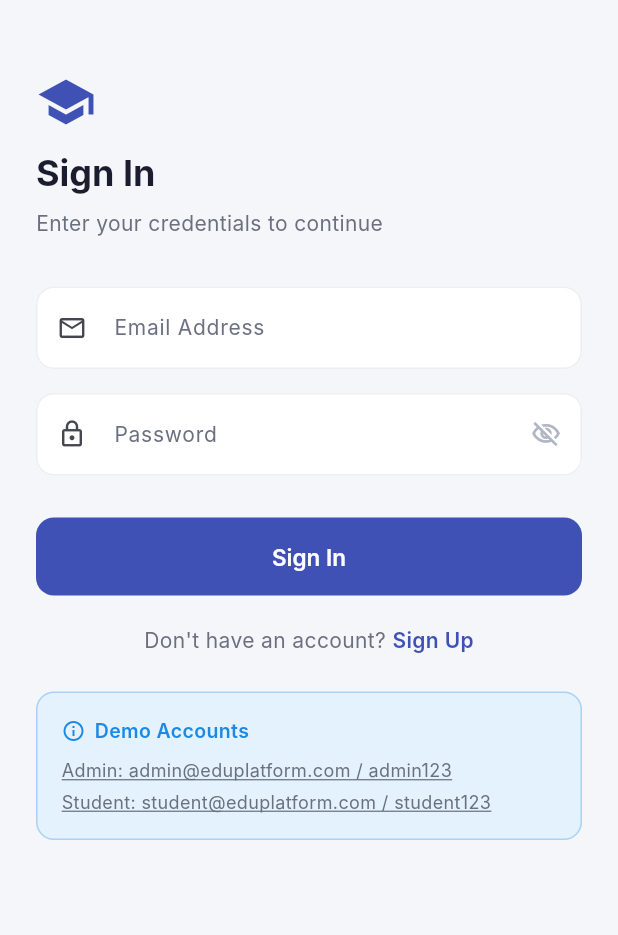
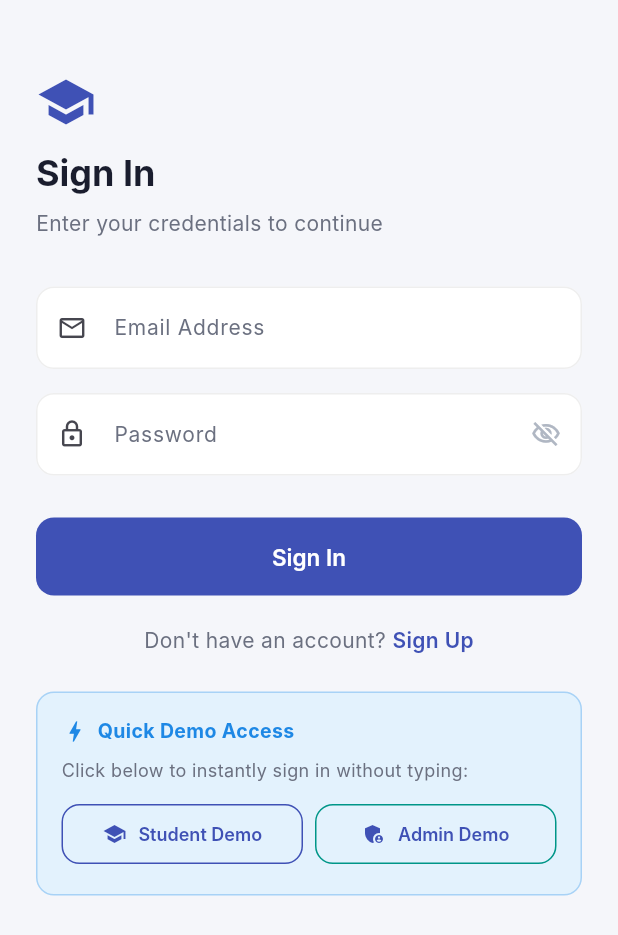
Before and after one commit to yenibaraanoopjoel-sys/Online-Course-Platform, a Flutter app: the screen it shows after launch, on a phone screen of 412 x 824 dp. Shown: the top 935 px of the screen. Run offline on Flutter 3.47's test engine with Material 3 defaults, Android fonts, the phone set to English and light mode, and no system bars; our stand-ins replace cached_network_image, cloud_firestore, firebase_auth, firebase_core, firebase_storage, go_router and 1 more; accounts and stored records are empty; Roboto replaces fonts that are missing (Inter).

Commit message:
fix(auth): add resilient demo credentials and curated initial courses fallback

```diff
--- a/lib/screens/auth/login_screen.dart
+++ b/lib/screens/auth/login_screen.dart
@@ -183,30 +183,67 @@ class _LoginScreenState extends State<LoginScreen> {
                             decoration: BoxDecoration(
                               color: AppColors.infoLight,
                               borderRadius: BorderRadius.circular(12),
-                              border: Border.all(color: AppColors.info.withOpacity(0.3)),
+                              border: Border.all(color: AppColors.info.withValues(alpha: 0.3)),
                             ),
                             child: Column(
                               crossAxisAlignment: CrossAxisAlignment.start,
                               children: [
                                 const Row(
                                   children: [
-                                    Icon(Icons.info_outline, color: AppColors.info, size: 16),
+                                    Icon(Icons.bolt, color: AppColors.info, size: 18),
                                     SizedBox(width: 6),
                                     Text(
-                                      'Demo Accounts',
+                                      'Quick Demo Access',
                                       style: TextStyle(
                                         fontFamily: 'Inter',
                                         fontSize: 13,
-                                        fontWeight: FontWeight.w600,
+                                        fontWeight: FontWeight.w700,
                                         color: AppColors.info,
                                       ),
                                     ),
                                   ],
                                 ),
                                 const SizedBox(height: 8),
-                                _demoCredential('Admin', 'admin@eduplatform.com', 'admin123'),
-                                const SizedBox(height: 4),
-                                _demoCredential('Student', 'student@eduplatform.com', 'student123'),
+                                const Text(
+                                  'Click below to instantly sign in without typing:',
+                                  style: TextStyle(fontSize: 12, color: AppColors.textSecondary),
+                                ),
+                                const SizedBox(height: 10),
+                                Row(
+                                  children: [
+                                    Expanded(
+                                      child: OutlinedButton.icon(
+                                        icon: const Icon(Icons.school, size: 16),
+                                        label: const Text('Student Demo', style: TextStyle(fontSize: 12)),
+                                        style: OutlinedButton.styleFrom(
+                                          padding: const EdgeInsets.symmetric(vertical: 10),
+                                          side: const BorderSide(color: AppColors.primary),
+                                        ),
+                                        onPressed: () {
+                                          _emailCtrl.text = 'student@eduplatform.com';
+                                          _passCtrl.text = 'student123';
+                                          context.read<AuthService>().loginDemo('student');
+                                        },
+                                      ),
+                                    ),
+                                    const SizedBox(width: 8),
+                                    Expanded(
+                                      child: OutlinedButton.icon(
+                                        icon: const Icon(Icons.admin_panel_settings, size: 16),
+                                        label: const Text('Admin Demo', style: TextStyle(fontSize: 12)),
+                                        style: OutlinedButton.styleFrom(
+                                          padding: const EdgeInsets.symmetric(vertical: 10),
+                                          side: const BorderSide(color: AppColors.secondary),
+                                        ),
+                                        onPressed: () {
+                                          _emailCtrl.text = 'admin@eduplatform.com';
+                                          _passCtrl.text = 'admin123';
+                                          context.read<AuthService>().loginDemo('admin');
+                                        },
+                                      ),
+                                    ),
+                                  ],
+                                ),
                               ],
                             ),
                           ),
@@ -242,22 +279,4 @@ class _LoginScreenState extends State<LoginScreen> {
       ),
     );
   }
-
-  Widget _demoCredential(String role, String email, String pass) {
-    return GestureDetector(
-      onTap: () {
-        _emailCtrl.text = email;
-        _passCtrl.text = pass;
-      },
-      child: Text(
-        '$role: $email / $pass',
-        style: const TextStyle(
-          fontFamily: 'Inter',
-          fontSize: 12,
-          color: AppColors.textSecondary,
-          decoration: TextDecoration.underline,
-        ),
-      ),
-    );
-  }
 }
--- a/lib/services/category_service.dart
+++ b/lib/services/category_service.dart
@@ -22,18 +22,55 @@ class CategoryService extends ChangeNotifier {
 
   CollectionReference get _col => _db.collection(AppConstants.categoriesCol);
 
+  static final List<CategoryModel> _defaultSampleCategories = [
+    CategoryModel(
+      categoryId: 'mobile-dev',
+      name: 'Mobile Development',
+      description: 'Flutter, iOS, Android, and cross-platform apps',
+      image: 'https://images.unsplash.com/photo-1512941937669-90a1b58e7e9c?w=400',
+      createdAt: DateTime.now(),
+    ),
+    CategoryModel(
+      categoryId: 'ui-ux',
+      name: 'Design & UI/UX',
+      description: 'Figma, prototyping, design systems, and wireframing',
+      image: 'https://images.unsplash.com/photo-1581291518857-4e27b48ff24e?w=400',
+      createdAt: DateTime.now(),
+    ),
+    CategoryModel(
+      categoryId: 'cloud-backend',
+      name: 'Cloud & Backend',
+      description: 'Firebase, Cloud Functions, APIs, and microservices',
+      image: 'https://images.unsplash.com/photo-1451187580459-43490279c0fa?w=400',
+      createdAt: DateTime.now(),
+    ),
+    CategoryModel(
+      categoryId: 'web-dev',
+      name: 'Web Development',
+      description: 'Frontend frameworks, responsive architecture, and HTML/CSS',
+      image: 'https://images.unsplash.com/photo-1547658719-da2b51169166?w=400',
+      createdAt: DateTime.now(),
+    ),
+  ];
+
   Stream<List<CategoryModel>> categoriesStream() {
-    return _col.orderBy('name').snapshots().map((snap) =>
-        snap.docs.map((d) => CategoryModel.fromMap(d.data() as Map<String, dynamic>, d.id)).toList());
+    return _col.orderBy('name').snapshots().map((snap) {
+      if (snap.docs.isEmpty) return _defaultSampleCategories;
+      return snap.docs
+          .map((d) => CategoryModel.fromMap(d.data() as Map<String, dynamic>, d.id))
+          .toList();
+    });
   }
 
   Future<CategoryModel?> getCategoryById(String id) async {
     try {
       final doc = await _col.doc(id).get();
-      if (!doc.exists) return null;
+      if (!doc.exists) {
+        return _defaultSampleCategories.where((c) => c.categoryId == id).firstOrNull;
+      }
       return CategoryModel.fromMap(doc.data() as Map<String, dynamic>, doc.id);
     } catch (e) {
-      return null;
+      return _defaultSampleCategories.where((c) => c.categoryId == id).firstOrNull;
     }
   }
 
--- a/lib/services/course_service.dart
+++ b/lib/services/course_service.dart
@@ -25,6 +25,69 @@ class CourseService extends ChangeNotifier {
     });
   }
 
+  static final List<CourseModel> _defaultSampleCourses = [
+    CourseModel(
+      courseId: 'sample-course-1',
+      title: 'Complete Flutter & Dart Masterclass 2026',
+      description: 'Master mobile, web, and desktop development with Flutter 3 and Dart. Build full-stack production apps with Firebase backend, State Management (Provider, Riverpod, Bloc), Clean Architecture, animations, and deployment.',
+      shortDescription: 'Build modern iOS, Android, and Web apps with Flutter and Firebase.',
+      thumbnail: 'https://images.unsplash.com/photo-1517694712202-14dd9538aa97?w=800',
+      instructorId: 'admin-demo-id',
+      instructorName: 'Sarah Jenkins',
+      categoryId: 'mobile-dev',
+      categoryName: 'Mobile Development',
+      level: 'Beginner',
+      duration: 720,
+      price: 0.0,
+      isPublished: true,
+      lessonCount: 4,
+      studentCount: 1420,
+      rating: 4.9,
+      createdAt: DateTime.now().subtract(const Duration(days: 30)),
+      updatedAt: DateTime.now(),
+    ),
+    CourseModel(
+      courseId: 'sample-course-2',
+      title: 'Modern UI/UX Design with Figma & Design Systems',
+      description: 'Learn wireframing, interactive prototyping, user research, design tokens, micro-interactions, responsive design grids, and comprehensive design systems for web and mobile.',
+      shortDescription: 'From user research to production design systems in Figma.',
+      thumbnail: 'https://images.unsplash.com/photo-1581291518857-4e27b48ff24e?w=800',
+      instructorId: 'admin-demo-id',
+      instructorName: 'Marcus Vance',
+      categoryId: 'ui-ux',
+      categoryName: 'Design',
+      level: 'Intermediate',
+      duration: 480,
+      price: 29.99,
+      isPublished: true,
+      lessonCount: 3,
+      studentCount: 890,
+      rating: 4.8,
+      createdAt: DateTime.now().subtract(const Duration(days: 20)),
+      updatedAt: DateTime.now(),
+    ),
+    CourseModel(
+      courseId: 'sample-course-3',
+      title: 'Cloud Architecture & Serverless APIs with Firebase',
+      description: 'Deep dive into Cloud Functions, Firestore data modeling, security rules, Firebase Authentication, Cloud Storage, and continuous integration pipelines.',
+      shortDescription: 'Scalable cloud infrastructure and realtime databases.',
+      thumbnail: 'https://images.unsplash.com/photo-1451187580459-43490279c0fa?w=800',
+      instructorId: 'admin-demo-id',
+      instructorName: 'Elena Rostova',
+      categoryId: 'cloud-backend',
+      categoryName: 'Cloud & Backend',
+      level: 'Advanced',
+      duration: 600,
+      price: 49.99,
+      isPublished: true,
+      lessonCount: 5,
+      studentCount: 650,
+      rating: 4.95,
+      createdAt: DateTime.now().subtract(const Duration(days: 10)),
+      updatedAt: DateTime.now(),
+    ),
+  ];
+
   CollectionReference get _col => _db.collection(AppConstants.coursesCol);
 
   // ── Streams ─────────────────────────────────────────────────────────────────
@@ -35,9 +98,12 @@ class CourseService extends ChangeNotifier {
         .where('isPublished', isEqualTo: true)
         .orderBy('createdAt', descending: true)
         .snapshots()
-        .map((snap) => snap.docs
-            .map((d) => CourseModel.fromMap(d.data() as Map<String, dynamic>, d.id))
-            .toList());
+        .map((snap) {
+          if (snap.docs.isEmpty) return _defaultSampleCourses;
+          return snap.docs
+              .map((d) => CourseModel.fromMap(d.data() as Map<String, dynamic>, d.id))
+              .toList();
+        });
   }
 
   /// All courses (admin)
@@ -45,9 +111,12 @@ class CourseService extends ChangeNotifier {
     return _col
         .orderBy('createdAt', descending: true)
         .snapshots()
-        .map((snap) => snap.docs
-            .map((d) => CourseModel.fromMap(d.data() as Map<String, dynamic>, d.id))
-            .toList());
+        .map((snap) {
+          if (snap.docs.isEmpty) return _defaultSampleCourses;
+          return snap.docs
+              .map((d) => CourseModel.fromMap(d.data() as Map<String, dynamic>, d.id))
+              .toList();
+        });
   }
 
   Stream<List<CourseModel>> getAllCoursesStream() => allCoursesStream();
@@ -56,10 +125,11 @@ class CourseService extends ChangeNotifier {
 
   Future<bool> togglePublishCourse(String courseId, bool publish) => togglePublish(courseId, publish);
 
-  /// Single course by ID
   Stream<CourseModel?> courseStream(String courseId) {
     return _col.doc(courseId).snapshots().map((snap) {
-      if (!snap.exists || snap.data() == null) return null;
+      if (!snap.exists || snap.data() == null) {
+        return _defaultSampleCourses.where((c) => c.courseId == courseId).firstOrNull;
+      }
       return CourseModel.fromMap(snap.data() as Map<String, dynamic>, snap.id);
     });
   }
@@ -124,10 +194,12 @@ class CourseService extends ChangeNotifier {
   Future<CourseModel?> getCourse(String courseId) async {
     try {
       final doc = await _col.doc(courseId).get();
-      if (!doc.exists) return null;
+      if (!doc.exists) {
+        return _defaultSampleCourses.where((c) => c.courseId == courseId).firstOrNull;
+      }
       return CourseModel.fromMap(doc.data() as Map<String, dynamic>, doc.id);
     } catch (e) {
-      return null;
+      return _defaultSampleCourses.where((c) => c.courseId == courseId).firstOrNull;
     }
   }
 
@@ -135,7 +207,10 @@ class CourseService extends ChangeNotifier {
   Future<Map<String, int>> getAdminStats() async {
     try {
       final snap = await _col.get();
-      final all = snap.docs.map((d) => CourseModel.fromMap(d.data() as Map<String, dynamic>, d.id)).toList();
+      var all = snap.docs.map((d) => CourseModel.fromMap(d.data() as Map<String, dynamic>, d.id)).toList();
+      if (all.isEmpty) {
+        all = _defaultSampleCourses;
+      }
       return {
         'total': all.length,
         'published': all.where((c) => c.isPublished).length,
@@ -143,7 +218,12 @@ class CourseService extends ChangeNotifier {
         'students': all.fold(0, (total, c) => total + c.studentCount),
       };
     } catch (e) {
-      return {};
+      return {
+        'total': _defaultSampleCourses.length,
+        'published': _defaultSampleCourses.length,
+        'draft': 0,
+        'students': 2960,
+      };
     }
   }
 }
```
Also changed, not shown: lib/services/auth_service.dart (+99 -10 lines), lib/services/lesson_service.dart (+65 -4 lines).
